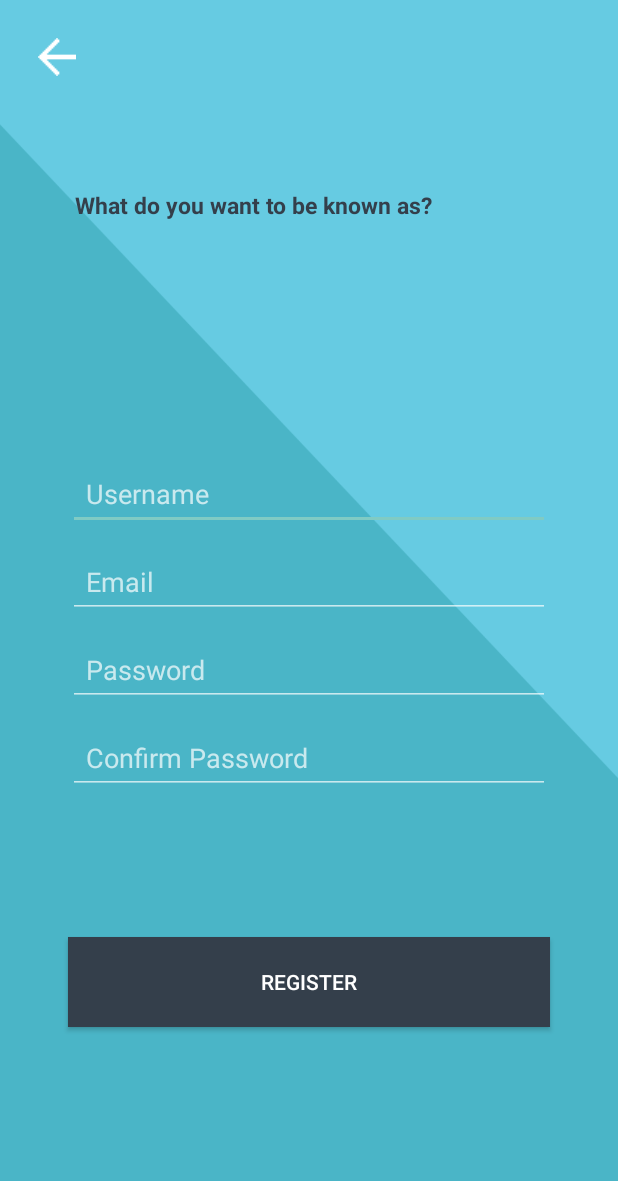
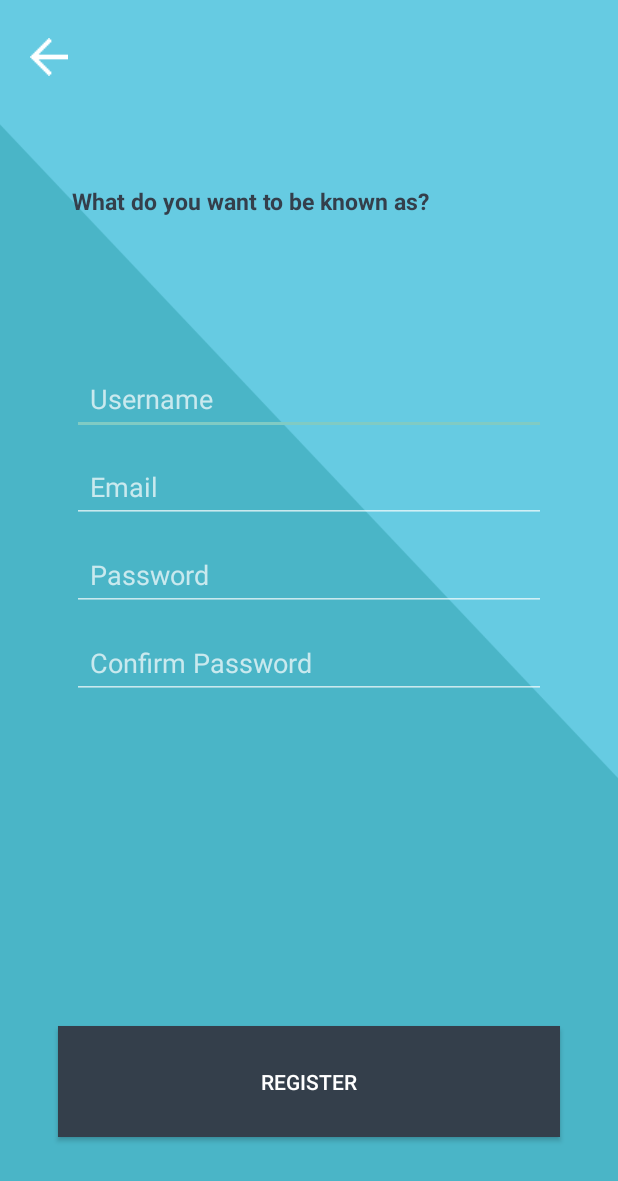
Before and after one commit to Clairverbot/welp, an Android app: the SignUp_Auth screen opened directly, with no data from a screen before it, on a phone screen of 412 x 824 dp. Shown: the top 1181 px of the screen. Run offline under Robolectric (Android 15) with nearby library versions, the light colour scheme and no system bars; our stand-ins replace Firebase (no records; nobody signed in at launch, a user with empty details on screens opened directly).

Commit message:
Made layout responsive ---> Pls use constraint layout in the future if possible

```diff
--- a/app/src/main/java/com/example/clair/welp/Login.java
+++ b/app/src/main/java/com/example/clair/welp/Login.java
@@ -9,7 +9,7 @@ import android.util.Log;
 import android.view.View;
 import android.widget.Button;
 import android.widget.EditText;
-import android.widget.RelativeLayout;
+import android.support.constraint.ConstraintLayout;
 
 import com.google.android.gms.tasks.OnCompleteListener;
 import com.google.android.gms.tasks.OnFailureListener;
@@ -23,7 +23,7 @@ public class Login extends AppCompatActivity {
     Button btnSignUp;
     EditText etEmail;
     EditText etPassword;
-    RelativeLayout activity_login;
+    ConstraintLayout activity_login;
     private FirebaseAuth fFirebaseAuth;
     Snackbar snackbar;
 
--- a/app/src/main/java/com/example/clair/welp/SignUpSubject.java
+++ b/app/src/main/java/com/example/clair/welp/SignUpSubject.java
@@ -21,7 +21,7 @@ import android.widget.Button;
 import android.widget.GridView;
 import android.widget.ImageButton;
 import android.widget.ImageView;
-import android.widget.RelativeLayout;
+import android.support.constraint.ConstraintLayout;
 import android.widget.TextView;
 
 import java.util.ArrayList;
@@ -180,7 +180,7 @@ public class SignUpSubject extends AppCompatActivity {
                 selectedItem = gvSubjects.getCheckedItemIds();
                 for (long id:
                      selectedItem) {
-                    RelativeLayout test=gvSubjects.findViewById((int)id);
+                    ConstraintLayout test=gvSubjects.findViewById((int)id);
                     subject.add(test.findViewById(R.id.tv_subjects).getContext().toString());
                 }
                 Intent intent=new Intent(SignUpSubject.this,SignUp_Auth.class);
--- a/app/src/main/java/com/example/clair/welp/SignUp_Auth.java
+++ b/app/src/main/java/com/example/clair/welp/SignUp_Auth.java
@@ -9,7 +9,7 @@ import android.view.View;
 import android.widget.Button;
 import android.widget.EditText;
 import android.widget.ImageButton;
-import android.widget.RelativeLayout;
+import android.support.constraint.ConstraintLayout;
 import android.widget.Toast;
 
 import com.google.android.gms.tasks.OnCompleteListener;
@@ -21,7 +21,7 @@ public class SignUp_Auth extends AppCompatActivity {
     EditText etUsername,etEmail,etPassword,etConfirmPassword;
     Button btnRegister;
     ImageButton ibBack;
-    RelativeLayout activity_sign_up_auth;
+    ConstraintLayout activity_sign_up_auth;
     private FirebaseAuth auth;
     Snackbar snackbar;
     @Override
--- a/app/src/main/res/layout/activity_sign_up__auth.xml
+++ b/app/src/main/res/layout/activity_sign_up__auth.xml
@@ -1,89 +1,120 @@
 <?xml version="1.0" encoding="utf-8"?>
-<RelativeLayout xmlns:android="http://schemas.android.com/apk/res/android"
+<android.support.constraint.ConstraintLayout xmlns:android="http://schemas.android.com/apk/res/android"
     xmlns:app="http://schemas.android.com/apk/res-auto"
     xmlns:tools="http://schemas.android.com/tools"
+    android:id="@+id/activity_sign_up_auth"
     android:layout_width="match_parent"
     android:layout_height="match_parent"
-    tools:context=".SignUp_Auth"
-    android:id="@+id/activity_sign_up_auth">
+    android:paddingLeft="20dp"
+    android:paddingRight="20dp"
+    tools:context=".SignUp_Auth">
 
     <ImageButton
         android:id="@+id/ib_Back"
         android:layout_width="@dimen/EvenBiggerPadding"
         android:layout_height="@dimen/EvenBiggerPadding"
+        android:layout_margin="@dimen/EvenBiggerPadding"
         android:background="@color/color_YouCantSeeME"
         android:src="@drawable/back_arrow_white"
-        android:scaleType="fitCenter"
-        android:layout_margin="@dimen/EvenBiggerPadding"/>
+        app:layout_constraintTop_toTopOf="parent" />
+
+    <View
+        android:id="@+id/emptyView"
+        android:layout_width="0dp"
+        android:layout_height="0dp"
+        android:background="@color/color_YouCantSeeME"
+        app:layout_constraintHeight_percent="0.15"
+        app:layout_constraintTop_toTopOf="parent"
+        app:layout_constraintWidth_percent="0.9999999" />
+
     <TextView
-        android:layout_width="wrap_content"
-        android:layout_height="wrap_content"
-        android:layout_below="@+id/ib_Back"
+        android:id="@+id/tv_Title"
+        android:layout_width="0dp"
+        android:layout_height="0dp"
         android:text="@string/signUp_Title"
-        android:layout_margin="50dp"
         android:textColor="@color/colorPrimary"
         android:textSize="15dp"
         android:textStyle="bold"
-        />
+        app:layout_constraintHeight_percent="0.1"
+        app:layout_constraintLeft_toLeftOf="parent"
+        app:layout_constraintRight_toRightOf="parent"
+        app:layout_constraintTop_toBottomOf="@+id/emptyView"
+        app:layout_constraintWidth_percent="0.85" />
+
     <LinearLayout
+
         android:id="@+id/llSignUpInput"
-        android:layout_width="match_parent"
+        android:layout_width="0dp"
         android:layout_height="wrap_content"
-        android:orientation="vertical"
         android:layout_centerVertical="true"
         android:layout_marginTop="@dimen/EvenBiggerPadding"
-        android:layout_marginBottom="@dimen/EvenBiggerPadding"
-        android:layout_marginLeft="45dp"
-        android:layout_marginRight="45dp"
-        >
+        android:orientation="vertical"
+        app:layout_constraintLeft_toLeftOf="parent"
+        app:layout_constraintRight_toRightOf="parent"
+        app:layout_constraintTop_toBottomOf="@+id/tv_Title"
+        app:layout_constraintWidth_percent="0.85">
+
         <EditText
             android:id="@+id/et_Username"
             android:layout_width="match_parent"
             android:layout_height="wrap_content"
+            android:layout_marginTop="10dp"
             android:hint="@string/SignUpUsername"
             android:maxLines="1"
-            android:layout_marginTop="10dp"
-            android:padding="@dimen/BiggerPadding"/>
+            android:padding="@dimen/BiggerPadding" />
+
         <EditText
             android:id="@+id/et_Email"
             android:layout_width="match_parent"
             android:layout_height="wrap_content"
+            android:layout_marginTop="10dp"
             android:hint="@string/SignUpEmail"
             android:maxLines="1"
-            android:layout_marginTop="10dp"
-            android:padding="@dimen/BiggerPadding"/>
+            android:padding="@dimen/BiggerPadding" />
 
         <EditText
             android:id="@+id/et_Password"
             android:layout_width="match_parent"
             android:layout_height="wrap_content"
+            android:layout_marginTop="10dp"
             android:hint="@string/SignUpPassword"
             android:inputType="textPassword"
             android:maxLines="1"
-            android:layout_marginTop="10dp"
             android:padding="@dimen/BiggerPadding" />
 
         <EditText
             android:id="@+id/et_CfmPassword"
             android:layout_width="match_parent"
             android:layout_height="wrap_content"
+            android:layout_marginTop="10dp"
             android:hint="@string/SignUp_confirm_password"
             android:inputType="textPassword"
             android:maxLines="1"
-            android:layout_marginTop="10dp"
             android:padding="@dimen/BiggerPadding" />
+
+
     </LinearLayout>
+
+    <View
+        android:id="@+id/emptyView2"
+        android:layout_width="0dp"
+        android:layout_height="0dp"
+        android:background="@color/color_YouCantSeeME"
+        app:layout_constraintBottom_toBottomOf="parent"
+        app:layout_constraintHeight_percent="0.08"
+        app:layout_constraintWidth_percent="0.9999999" />
 
     <Button
         android:id="@+id/btnRegister"
-        android:layout_width="match_parent"
-        android:layout_height="60dp"
-        android:layout_below="@+id/llSignUpInput"
-        android:layout_centerHorizontal="true"
+        android:layout_width="0dp"
+        android:layout_height="0dp"
+        android:background="@color/colorPrimary"
         android:text="@string/SignUpRegister"
-        android:layout_marginTop="70dp"
-        android:layout_marginLeft="45dp"
-        android:layout_marginRight="45dp"
-        android:background="@color/colorPrimary"
-        />
-</RelativeLayout>
+        app:layout_constraintBottom_toTopOf="@+id/emptyView2"
+        app:layout_constraintHeight_percent="0.09"
+        app:layout_constraintLeft_toLeftOf="parent"
+        app:layout_constraintRight_toRightOf="parent"
+        app:layout_constraintWidth_percent="0.9" />
+
+
+</android.support.constraint.ConstraintLayout>
```
Also changed, not shown: app/src/main/res/layout/activity_login.xml (+54 -29 lines), app/src/main/res/layout/activity_sign_up__year.xml (+30 -21 lines), app/src/main/res/layout/activity_sign_up_subject.xml (+36 -21 lines).
